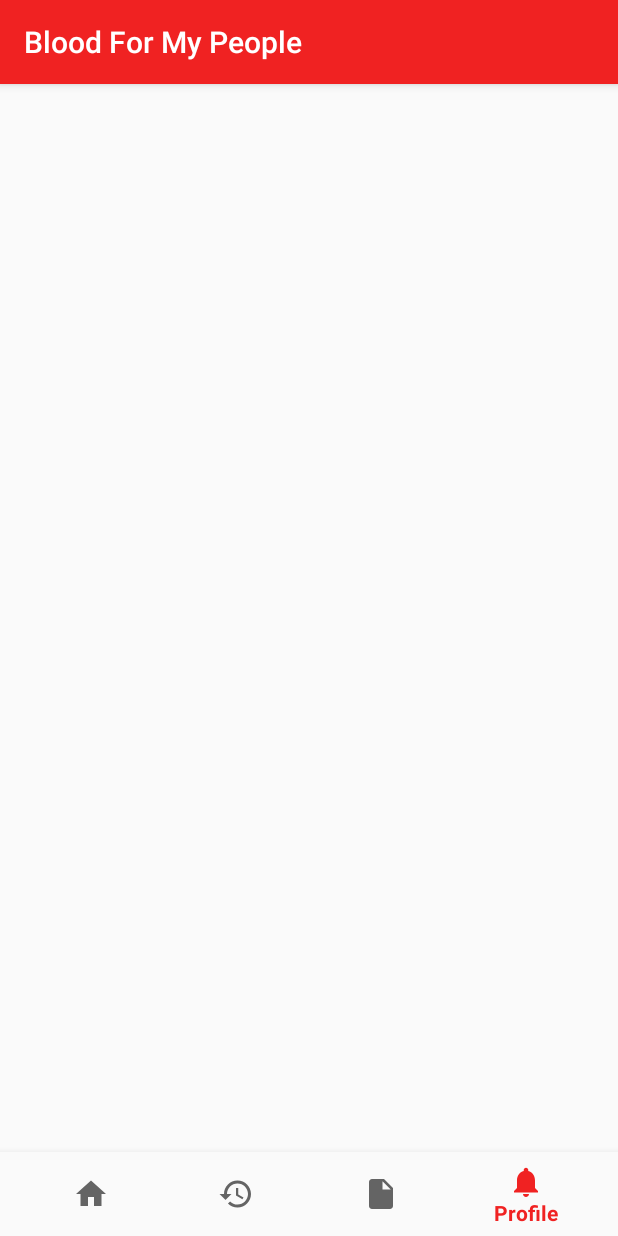
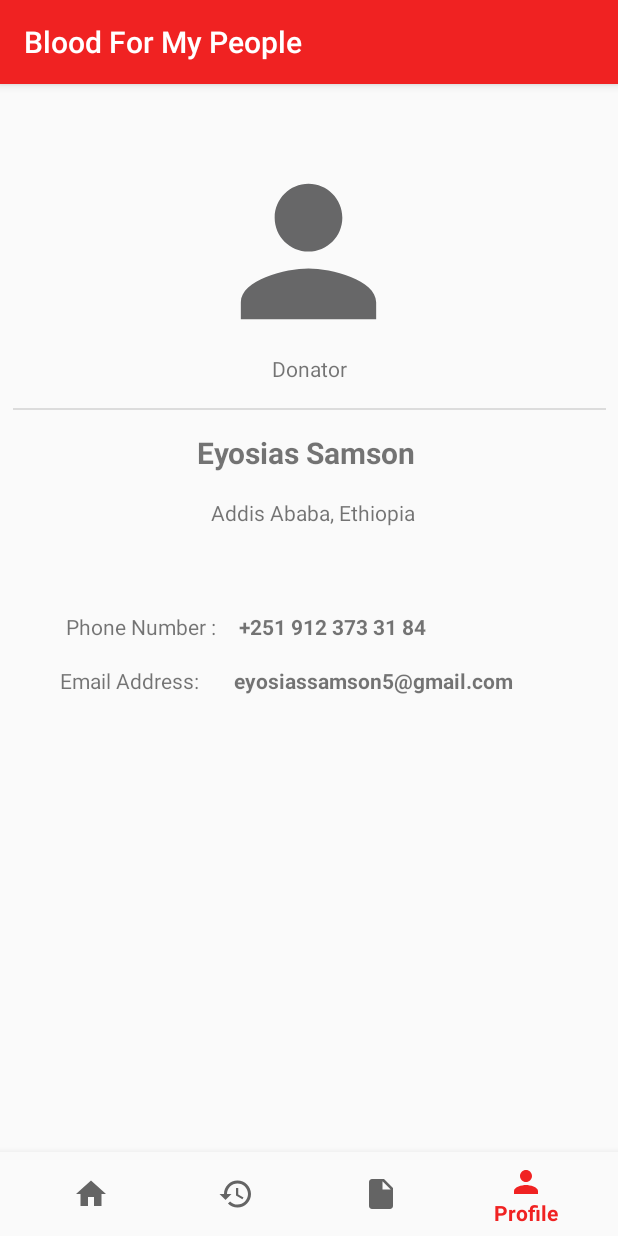
Before and after one commit to Eyosias5/Blood_For_My_People, an Android app: the ProfileFragment screen opened through its navigation route, on a phone screen of 412 x 824 dp. Run offline under Robolectric (Android 15) with nearby library versions, the phone set to English and light mode, and no system bars; our stand-ins replace Room's generated code, navigation-ui.

Commit message:
Profile Page layout

```diff
--- a/app/build.gradle
+++ b/app/build.gradle
@@ -58,7 +58,7 @@ dependencies {
     //kapt "androidx.lifecycle:lifecycle-compiler:$arch_lifecycle_version"
     androidTestImplementation "androidx.arch.core:core-testing:$androidx_arch_version"
     implementation "androidx.lifecycle:lifecycle-viewmodel-ktx:$arch_lifecycle_version"
-
+    implementation 'androidx.fragment:fragment-ktx:1.0.0'
 
 
 }
--- a/app/src/main/java/com/teambloodformypeople/adapters/HomeAdapter.kt
+++ b/app/src/main/java/com/teambloodformypeople/adapters/HomeAdapter.kt
@@ -4,19 +4,17 @@ import android.content.Context
 import android.view.LayoutInflater
 import android.view.View
 import android.view.ViewGroup
+import androidx.navigation.Navigation
 import androidx.recyclerview.widget.RecyclerView
 import com.teambloodformypeople.R
-import com.teambloodformypeople.models.Recipient
+import com.teambloodformypeople.data.Recipient
 import kotlinx.android.synthetic.main.home_item.view.*
 
 class HomeAdapter(val context: Context): RecyclerView.Adapter<HomeAdapter.HomeViewHolder>() {
 
     private  val recipients = listOf(
-        Recipient(12,"Brass Hospital","Bole","0912373184",2),
-        Recipient(12,"Brass Hospital","Bole","0912373184",2),
-        Recipient(12,"Brass Hospital","Bole","0912373184",2),
-        Recipient(12,"Brass Hospital","Bole","0912373184",2),
         Recipient(12,"Brass Hospital","Bole","0912373184",2)
+
 
 
     )
@@ -37,8 +35,12 @@ class HomeAdapter(val context: Context): RecyclerView.Adapter<HomeAdapter.HomeVi
         holder.itemView.recipient_name_textview.text = recipient.name
         holder.itemView.donation_recpient_location_textview.text = recipient.location
 
+        holder.itemView.setOnClickListener {
+            Navigation.createNavigateOnClickListener(R.id.history_detail_des,null)
+        }
+
     }
-    class HomeViewHolder(itemView: View):RecyclerView.ViewHolder(itemView);
+    class HomeViewHolder(itemView: View):RecyclerView.ViewHolder(itemView)
 
 
 }
--- a/app/src/main/java/com/teambloodformypeople/models/Donation.kt
+++ b/app/src/main/java/com/teambloodformypeople/data/Donation.kt
@@ -1,4 +1,4 @@
-package com.teambloodformypeople.models
+package com.teambloodformypeople.data
 
 import androidx.room.ColumnInfo
 import androidx.room.Entity
--- a/app/src/main/java/com/teambloodformypeople/models/Donor.kt
+++ b/app/src/main/java/com/teambloodformypeople/data/Donor.kt
@@ -1,8 +1,7 @@
-package com.teambloodformypeople.models
+package com.teambloodformypeople.data
 
 import androidx.room.*
 import java.io.Serializable
-import java.util.*
 
 @Entity(tableName = "donors",
     foreignKeys = [ForeignKey
--- a/app/src/main/java/com/teambloodformypeople/models/Recipient.kt
+++ b/app/src/main/java/com/teambloodformypeople/data/Recipient.kt
@@ -1,4 +1,4 @@
-package com.teambloodformypeople.models
+package com.teambloodformypeople.data
 
 import androidx.room.*
 import java.io.Serializable
--- a/app/src/main/java/com/teambloodformypeople/models/User.kt
+++ b/app/src/main/java/com/teambloodformypeople/data/User.kt
@@ -1,4 +1,4 @@
-package com.teambloodformypeople.models
+package com.teambloodformypeople.data
 
 import androidx.room.*
 import java.io.Serializable
--- /dev/null
+++ b/app/src/main/res/drawable/ic_check_circle_black_24dp.xml
@@ -0,0 +1,5 @@
+<vector android:height="24dp" android:tint="#00B01D"
+    android:viewportHeight="24.0" android:viewportWidth="24.0"
+    android:width="24dp" xmlns:android="http://schemas.android.com/apk/res/android">
+    <path android:fillColor="#FF000000" android:pathData="M12,2C6.48,2 2,6.48 2,12s4.48,10 10,10 10,-4.48 10,-10S17.52,2 12,2zM10,17l-5,-5 1.41,-1.41L10,14.17l7.59,-7.59L19,8l-9,9z"/>
+</vector>
--- /dev/null
+++ b/app/src/main/res/drawable/ic_person_black_24dp.xml
@@ -0,0 +1,5 @@
+<vector android:height="24dp" android:tint="#676768"
+    android:viewportHeight="24.0" android:viewportWidth="24.0"
+    android:width="24dp" xmlns:android="http://schemas.android.com/apk/res/android">
+    <path android:fillColor="#FF000000" android:pathData="M12,12c2.21,0 4,-1.79 4,-4s-1.79,-4 -4,-4 -4,1.79 -4,4 1.79,4 4,4zM12,14c-2.67,0 -8,1.34 -8,4v2h16v-2c0,-2.66 -5.33,-4 -8,-4z"/>
+</vector>
--- /dev/null
+++ b/app/src/main/res/drawable/ic_person_dark_24dp.xml
@@ -0,0 +1,9 @@
+<vector xmlns:android="http://schemas.android.com/apk/res/android"
+        android:width="24dp"
+        android:height="24dp"
+        android:viewportWidth="24.0"
+        android:viewportHeight="24.0">
+    <path
+        android:fillColor="#FF000000"
+        android:pathData="M12,12c2.21,0 4,-1.79 4,-4s-1.79,-4 -4,-4 -4,1.79 -4,4 1.79,4 4,4zM12,14c-2.67,0 -8,1.34 -8,4v2h16v-2c0,-2.66 -5.33,-4 -8,-4z"/>
+</vector>
--- a/app/src/main/res/layout/activity_main.xml
+++ b/app/src/main/res/layout/activity_main.xml
@@ -13,14 +13,15 @@
             android:id="@+id/my_nav_host_fragment"
             android:name="androidx.navigation.fragment.NavHostFragment"
             android:layout_width="match_parent"
-            android:layout_height="0dp"
+            android:layout_height="match_parent"
             android:layout_weight="1"
             app:navGraph="@navigation/mobile_navigation"
             app:defaultNavHost="true" app:layout_constraintTop_toTopOf="parent"
             app:layout_constraintStart_toStartOf="parent"
             app:layout_constraintEnd_toEndOf="parent" android:layout_marginTop="16dp"
 
-            android:layout_marginBottom="8dp" app:layout_constraintBottom_toTopOf="@+id/bottom_nav_view"/>
+            android:layout_marginBottom="8dp" app:layout_constraintBottom_toTopOf="@+id/bottom_nav_view"
+            app:layout_constraintHorizontal_bias="0.0" app:layout_constraintVertical_bias="0.0"/>
 
     <com.google.android.material.bottomnavigation.BottomNavigationView
             android:id="@+id/bottom_nav_view"
--- a/app/src/main/res/layout/donation_history_fragment.xml
+++ b/app/src/main/res/layout/donation_history_fragment.xml
@@ -9,7 +9,7 @@
             android:layout_width="0dp"
             android:layout_height="0dp"
 
-            android:id="@+id/recycler_view_history"  android:layout_marginBottom="8dp"
+            android:id="@+id/recycler_view_history"
             app:layout_constraintEnd_toEndOf="parent" app:layout_constraintTop_toTopOf="parent"
             app:layout_constraintStart_toStartOf="parent"
             app:layout_constraintBottom_toBottomOf="parent"
--- a/app/src/main/res/layout/home_item.xml
+++ b/app/src/main/res/layout/home_item.xml
@@ -8,7 +8,7 @@
             android:layout_width="match_parent" android:id="@+id/materialCardView"
             app:layout_constraintTop_toTopOf="parent" app:layout_constraintStart_toStartOf="parent"
             android:layout_height="wrap_content" app:layout_constraintEnd_toEndOf="parent"
-             app:layout_constraintHorizontal_bias="0.32">
+            app:layout_constraintHorizontal_bias="0.32">
 
         <androidx.constraintlayout.widget.ConstraintLayout android:layout_width="707dp"
                                                            android:layout_height="128dp">
--- a/app/src/main/res/layout/profile_fragment.xml
+++ b/app/src/main/res/layout/profile_fragment.xml
@@ -1,6 +1,82 @@
 <?xml version="1.0" encoding="utf-8"?>
 <androidx.constraintlayout.widget.ConstraintLayout xmlns:android="http://schemas.android.com/apk/res/android"
-                                                   android:layout_width="match_parent"
+                                                   xmlns:app="http://schemas.android.com/apk/res-auto"
+                                                   xmlns:tools="http://schemas.android.com/tools" android:layout_width="match_parent"
                                                    android:layout_height="match_parent">
-
+    <TextView
+            android:text="    Eyosias Samson"
+            android:layout_width="187dp"
+            android:layout_height="31dp"
+            android:id="@+id/textView" app:layout_constraintStart_toStartOf="parent" android:layout_marginStart="8dp"
+            app:layout_constraintEnd_toEndOf="parent" android:layout_marginEnd="8dp"
+            android:layout_marginTop="216dp" android:textSize="20sp" android:textStyle="bold"
+            app:layout_constraintTop_toTopOf="parent"/>
+    <TextView
+            android:text="+251 912 373 31 84"
+            android:layout_width="wrap_content"
+            android:layout_height="wrap_content"
+            android:id="@+id/textView2"
+            android:textStyle="bold"
+            android:layout_marginTop="336dp"
+            app:layout_constraintTop_toTopOf="parent" app:layout_constraintStart_toEndOf="@+id/textView12"
+            android:layout_marginStart="12dp"/>
+    <TextView
+            android:text="Addis Ababa, Ethiopia"
+            android:layout_width="wrap_content"
+            android:layout_height="wrap_content"
+            android:id="@+id/textView11"
+            app:layout_constraintStart_toStartOf="parent" android:layout_marginStart="8dp"
+            app:layout_constraintEnd_toEndOf="parent" android:layout_marginEnd="8dp"
+            android:layout_marginTop="260dp" app:layout_constraintTop_toTopOf="parent"
+            app:layout_constraintHorizontal_bias="0.509"/>
+    <TextView
+            android:text="Phone Number : "
+            android:layout_width="wrap_content"
+            android:layout_height="wrap_content"
+            android:id="@+id/textView12"
+            app:layout_constraintStart_toStartOf="parent"
+            android:layout_marginStart="44dp" android:layout_marginTop="336dp"
+            app:layout_constraintTop_toTopOf="parent"/>
+    <TextView
+            android:text="eyosiassamson5@gmail.com"
+            android:layout_width="186dp"
+            android:layout_height="23dp"
+            android:id="@+id/textView14"
+            android:textStyle="bold"
+            android:layout_marginTop="372dp" app:layout_constraintTop_toTopOf="parent"
+            app:layout_constraintStart_toEndOf="@+id/textView15" android:layout_marginStart="20dp"
+    />
+    <TextView
+            android:text="Email Address: "
+            android:layout_width="wrap_content"
+            android:layout_height="17dp"
+            android:id="@+id/textView15"
+            app:layout_constraintTop_toTopOf="parent" app:layout_constraintStart_toStartOf="parent"
+            android:layout_marginStart="40dp" android:layout_marginTop="372dp"
+    />
+    <View
+            android:id="@+id/divider3"
+            android:layout_width="395dp"
+            android:layout_height="1dp"
+            android:background="?android:attr/listDivider"
+            android:layout_marginTop="200dp"
+            app:layout_constraintTop_toTopOf="parent"
+            app:layout_constraintStart_toStartOf="parent" android:layout_marginStart="8dp"
+            app:layout_constraintEnd_toEndOf="parent" android:layout_marginEnd="8dp"/>
+    <TextView
+            android:text="Donator"
+            android:layout_width="wrap_content"
+            android:layout_height="wrap_content"
+            android:id="@+id/textView16" app:layout_constraintStart_toStartOf="parent"
+            android:layout_marginStart="8dp" app:layout_constraintEnd_toEndOf="parent" android:layout_marginEnd="8dp"
+            android:layout_marginTop="164dp" app:layout_constraintTop_toTopOf="parent"
+    />
+    <ImageView
+            android:layout_width="138dp"
+            android:layout_height="135dp" app:srcCompat="@drawable/ic_person_black_24dp"
+            android:id="@+id/imageView5"
+            app:layout_constraintStart_toStartOf="parent" android:layout_marginStart="8dp"
+            android:layout_marginTop="28dp"
+            app:layout_constraintTop_toTopOf="parent" app:layout_constraintEnd_toEndOf="parent"
+            android:layout_marginEnd="8dp" app:layout_constraintHorizontal_bias="0.498"/>
 </androidx.constraintlayout.widget.ConstraintLayout>
--- a/app/src/main/res/menu/bottom_nav_menu.xml
+++ b/app/src/main/res/menu/bottom_nav_menu.xml
@@ -17,7 +17,7 @@
 
     <item
             android:id="@+id/profile_des"
-            android:icon="@drawable/ic_notifications_black_24dp"
+            android:icon="@drawable/ic_person_dark_24dp"
             android:title="@string/title_profile"/>
 
 </menu>
--- a/app/src/main/res/navigation/mobile_navigation.xml
+++ b/app/src/main/res/navigation/mobile_navigation.xml
@@ -6,20 +6,16 @@
               tools:layout="@layout/home_fragment"
               android:name="com.teambloodformypeople.HomeFragment"
               android:label="HomeFragment">
-        <action android:id="@+id/action_home_des_to_history_des" app:destination="@id/history_des"
-                app:enterAnim="@anim/fade_in" app:exitAnim="@anim/fade_out" app:popEnterAnim="@anim/slide_in_left"
-                app:popExitAnim="@anim/fade_in"/>
+        <action android:id="@+id/action_home_des_to_history_detail_des" app:destination="@+id/history_detail_des"
+                app:enterAnim="@anim/slide_in_right" app:exitAnim="@anim/slide_out_left"
+                app:popEnterAnim="@anim/slide_in_left" app:popExitAnim="@anim/slide_out_right"/>
     </fragment>
 
 
     <fragment android:id="@+id/history_des"
               tools:layout="@layout/donation_history_fragment"
               android:name="com.teambloodformypeople.DonationHistoryFragment"
-              android:label="DonationHistoryFragment">
-        <action android:id="@+id/action_history_des_to_home_des" app:destination="@id/home_des"
-                app:enterAnim="@anim/slide_in_left" app:exitAnim="@anim/slide_in_left"
-                app:popEnterAnim="@anim/slide_in_left" app:popExitAnim="@anim/slide_in_left"/>
-    </fragment>
+              android:label="DonationHistoryFragment"/>
     <fragment android:id="@+id/report_des"
               tools:layout="@layout/report_fragment"
               android:name="com.teambloodformypeople.ReportFragment"
@@ -28,4 +24,8 @@
               android:name="com.teambloodformypeople.ProfileFragment"
               tools:layout="@layout/profile_fragment"
               android:label="ProfileFragment"/>
+    <fragment android:id="@+id/history_detail_des"
+              tools:layout="@layout/donation_history_detail_fragment"
+              android:name="com.teambloodformypeople.DonationHistoryDetailFragment"
+              android:label="DonationHistoryDetailFragment"/>
 </navigation>
```
Also changed, not shown: app/src/main/java/com/teambloodformypeople/DonationHistoryDetailFragment.kt (added, +18 -0 lines), app/src/main/java/com/teambloodformypeople/adapters/DonationHistoryAdapter.kt (+12 -5 lines), app/src/main/java/com/teambloodformypeople/adapters/ReportAdapter.kt (+2 -6 lines), app/src/main/res/layout/donation_history_detail_fragment.xml (added, +104 -0 lines), app/src/main/res/layout/home_fragment.xml (+4 -4 lines).
